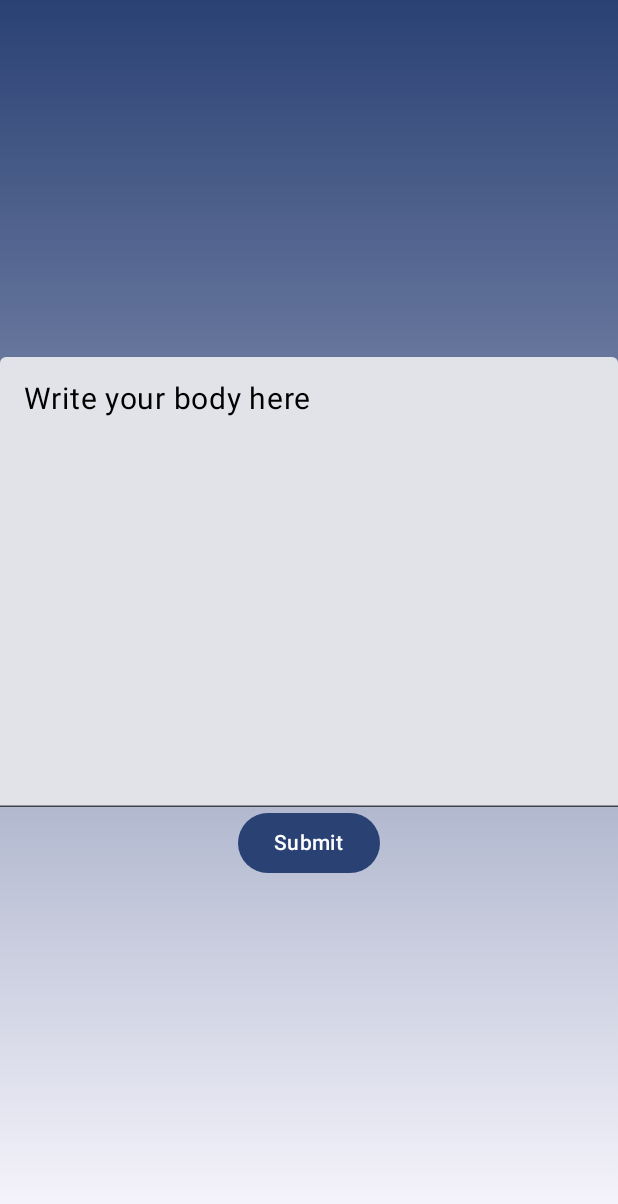
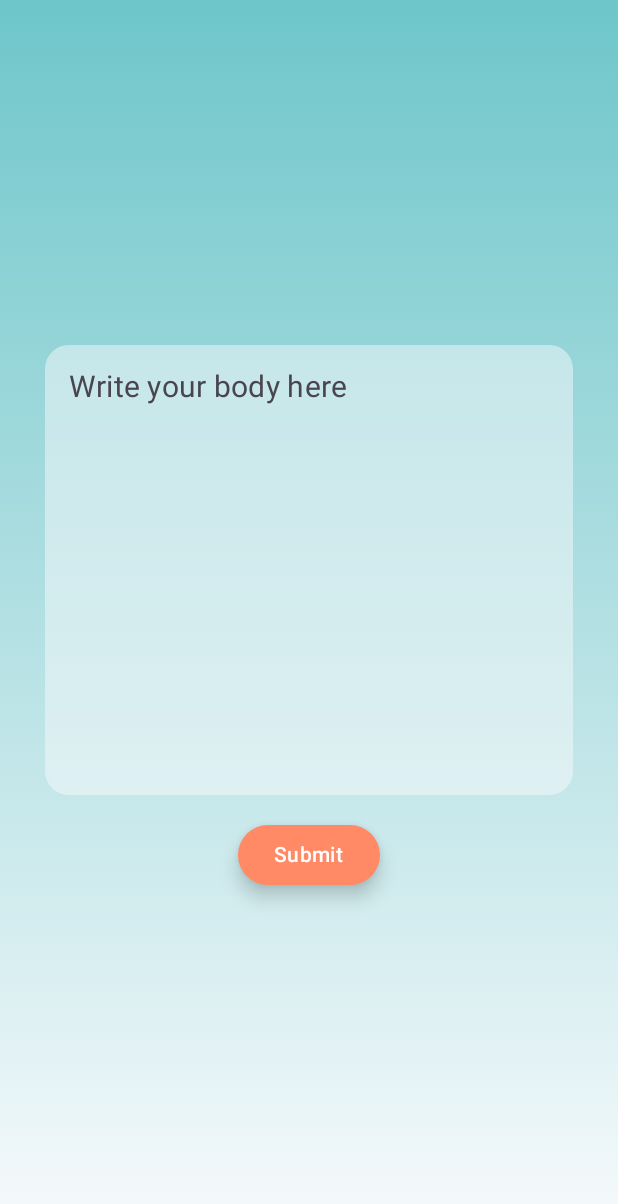
Before and after one commit to DroidSU/MindMate, an Android app built with Jetpack Compose: the screen it shows after launch once a user with an empty profile is signed in (NewJournalActivity), after a tap on "Add new journal entry", on a phone screen of 412 x 824 dp. Shown: the top 1204 px of the screen. Run offline under Robolectric (Android 15) with nearby library versions, the phone set to English and light mode, and no system bars; our stand-ins replace Firebase (no records; nobody signed in at launch, a user with empty details on screens opened directly).

Commit message:
Journal entry mood analysis using Firebase AI Logic added
Signed-off-by: Sujoy Datta <sujoydatta26@gmail.com>

````diff
--- a/app/build.gradle.kts
+++ b/app/build.gradle.kts
@@ -53,6 +53,7 @@ dependencies {
     implementation(libs.androidx.compose.material3)
     implementation(platform(libs.firebase.bom))
     implementation(libs.firebase.auth.ktx)
+    implementation(libs.firebase.ai)
     implementation(libs.androidx.lifecycle.viewmodel.compose)
     implementation(libs.androidx.material.icons.extended)
     testImplementation(libs.junit)
--- /dev/null
+++ b/app/src/main/java/com/sujoy/mindmate/models/AnalyzedMoodObject.kt
@@ -0,0 +1,3 @@
+package com.sujoy.mindmate.models
+
+data class AnalyzedMoodObject(val mood: String, val message: String)
--- a/app/src/main/java/com/sujoy/mindmate/models/Moods.kt
+++ b/app/src/main/java/com/sujoy/mindmate/models/Moods.kt
@@ -1,5 +1,5 @@
 package com.sujoy.mindmate.models
 
 enum class Moods {
-    HAPPY, SAD, ANGRY, NEUTRAL
+    HAPPY, SAD, ANGRY, STRESSED, ANXIOUS, RELAXED, MOTIVATED, NEUTRAL
 }
--- /dev/null
+++ b/app/src/main/java/com/sujoy/mindmate/repositories/MindMateAppRepoImpl.kt
@@ -0,0 +1,56 @@
+package com.sujoy.mindmate.repositories
+
+import android.util.Log
+import com.google.firebase.FirebaseApp
+import com.google.firebase.ai.FirebaseAI
+import com.sujoy.mindmate.models.AnalyzedMoodObject
+import com.sujoy.mindmate.models.Moods
+import com.sujoy.mindmate.utils.ConstantsManager
+import org.json.JSONObject
+
+class MindMateAppRepoImpl : MindMateAppRepository {
+    private val model = FirebaseAI.getInstance(FirebaseApp.getInstance()).generativeModel(
+        ConstantsManager.GEN_MODEL_VERSION
+    )
+
+    override suspend fun analyzeMood(entryText: String): Result<AnalyzedMoodObject> {
+        // 1. Get all enum names as a list of strings and join them separated by a comma
+        val moodOptions = Moods.entries.joinToString(", ") { it.name }
+
+
+        val prompt = """
+            You are a mood analysis assistant for a journaling app called MindMate.
+            Read the user's journal entry and respond with:
+            - The detected mood (choose one: ${moodOptions})
+            - A one-line supportive message based on that mood.
+            Respond strictly in JSON format like this:
+            {
+              "mood": "<mood>",
+              "message": "<message>"
+            }
+
+            Journal Entry: "$entryText"
+        """.trimIndent()
+
+        return try {
+            val response = model.generateContent(prompt)
+            if (response.text.isNullOrEmpty()) {
+                return Result.failure(Exception("No response text"))
+            } else {
+                val cleanedJson =
+                    response.text!!.removePrefix("```json").removePrefix("{").removeSuffix("}")
+                        .trim()
+
+                val jsonObject = JSONObject(cleanedJson)
+                val mood = jsonObject.getString("mood")
+                val message = jsonObject.getString("message")
+
+                Result.success(AnalyzedMoodObject(mood, message))
+            }
+        } catch (e: Exception) {
+            // This will catch potential network errors or JSON parsing errors.
+            Log.e(ConstantsManager.Error_Tag, "analyzeMood: ${e.message}")
+            Result.failure(e)
+        }
+    }
+}
--- /dev/null
+++ b/app/src/main/java/com/sujoy/mindmate/repositories/MindMateAppRepository.kt
@@ -0,0 +1,7 @@
+package com.sujoy.mindmate.repositories
+
+import com.sujoy.mindmate.models.AnalyzedMoodObject
+
+interface MindMateAppRepository {
+    suspend fun analyzeMood(entryText: String): Result<AnalyzedMoodObject>
+}
--- a/app/src/main/java/com/sujoy/mindmate/utils/ConstantsManager.kt
+++ b/app/src/main/java/com/sujoy/mindmate/utils/ConstantsManager.kt
@@ -4,5 +4,9 @@ class ConstantsManager {
     companion object {
         const val Error_Tag = "MindMate_Error"
         const val Success_Tag = "MindMate_Success"
+        const val GEN_MODEL_VERSION = "gemini-2.5-flash"
+
+        const val HAPPY = "Happy"
+        const val SAD = "Sad"
     }
 }
--- a/app/src/main/java/com/sujoy/mindmate/views/NewJournalActivity.kt
+++ b/app/src/main/java/com/sujoy/mindmate/views/NewJournalActivity.kt
@@ -8,18 +8,29 @@ import androidx.compose.foundation.background
 import androidx.compose.foundation.layout.Arrangement
 import androidx.compose.foundation.layout.Box
 import androidx.compose.foundation.layout.Column
+import androidx.compose.foundation.layout.Spacer
 import androidx.compose.foundation.layout.fillMaxSize
 import androidx.compose.foundation.layout.fillMaxWidth
 import androidx.compose.foundation.layout.height
 import androidx.compose.foundation.layout.padding
+import androidx.compose.foundation.shape.RoundedCornerShape
 import androidx.compose.material3.Button
+import androidx.compose.material3.ButtonDefaults
+import androidx.compose.material3.CircularProgressIndicator
 import androidx.compose.material3.MaterialTheme
 import androidx.compose.material3.Scaffold
+import androidx.compose.material3.SnackbarHost
+import androidx.compose.material3.SnackbarHostState
 import androidx.compose.material3.Text
 import androidx.compose.material3.TextField
+import androidx.compose.material3.TextFieldDefaults
 import androidx.compose.runtime.Composable
+import androidx.compose.runtime.LaunchedEffect
 import androidx.compose.runtime.collectAsState
 import androidx.compose.runtime.getValue
+import androidx.compose.runtime.mutableStateOf
+import androidx.compose.runtime.remember
+import androidx.compose.runtime.rememberCoroutineScope
 import androidx.compose.ui.Alignment
 import androidx.compose.ui.Modifier
 import androidx.compose.ui.graphics.Brush
@@ -29,8 +40,9 @@ import androidx.compose.ui.tooling.preview.Preview
 import androidx.compose.ui.unit.dp
 import androidx.compose.ui.unit.sp
 import androidx.lifecycle.viewmodel.compose.viewModel
-import com.sujoy.mindmate.views.ui.theme.MindMateTheme
+import com.sujoy.mindmate.ui.theme.MindMateTheme
 import com.sujoy.mindmate.vm.NewJournalViewModel
+import kotlinx.coroutines.launch
 
 class NewJournalActivity : ComponentActivity() {
     override fun onCreate(savedInstanceState: Bundle?) {
@@ -46,8 +58,36 @@ class NewJournalActivity : ComponentActivity() {
 
 
 @Composable
-private fun JournalScreen(viewModel: NewJournalViewModel = viewModel()) {
-    val journalBody by viewModel.journalBody.collectAsState()
+private fun JournalScreen(viewModel: NewJournalViewModel? = viewModel()) {
+    val journalBody by viewModel?.journalBody?.collectAsState()
+        ?: remember { mutableStateOf("Preview text") }
+    val isAnalyzing by viewModel?.isAnalyzing?.collectAsState()
+        ?: remember { mutableStateOf(false) }
+
+//    val context = LocalContext.current
+
+    val analysisResult by viewModel?.analysisResult?.collectAsState() ?: remember {
+        mutableStateOf(
+            null
+        )
+    }
+    val snackbarHostState = remember { SnackbarHostState() }
+    val scope = rememberCoroutineScope()
+
+    // Use LaunchedEffect to show the Snackbar when the result changes
+    LaunchedEffect(analysisResult) {
+        analysisResult?.let { result ->
+            val snackbarMessage = result.fold(
+                onSuccess = { "Mood: ${it.mood}. ${it.message}" },
+                onFailure = { "Error: ${it.localizedMessage}" }
+            )
+
+            scope.launch {
+                snackbarHostState.showSnackbar(snackbarMessage)
+            }
+            viewModel?.onSnackbarShown()
+        }
+    }
 
     Box(
         modifier = Modifier
@@ -63,35 +103,58 @@ private fun JournalScreen(viewModel: NewJournalViewModel = viewModel()) {
     ) {
         Scaffold(
             containerColor = Color.Transparent,
-            modifier = Modifier.fillMaxSize()
+            snackbarHost = { SnackbarHost(hostState = snackbarHostState) },
         ) { innerPadding ->
-
             Column(
                 modifier = Modifier
                     .padding(innerPadding)
+                    .padding(horizontal = 30.dp, vertical = 16.dp)
                     .fillMaxSize(),
                 verticalArrangement = Arrangement.Center,
-                horizontalAlignment = Alignment.CenterHorizontally
+                horizontalAlignment = Alignment.CenterHorizontally,
             ) {
                 TextField(
                     value = journalBody,
-                    onValueChange = { viewModel.updateJournalBody(it) },
-                    label = { Text("Write your body here", fontSize = 20.sp, color = Color.Black) },
+                    onValueChange = { viewModel?.updateJournalBody(it) },
+                    placeholder = {
+                        Text(
+                            "Write your body here",
+                            fontSize = 20.sp,
+                            style = MaterialTheme.typography.bodyMedium
+                        )
+                    },
                     modifier = Modifier
                         .fillMaxWidth()
-                        .height(300.dp)
+                        .height(300.dp),
+                    shape = RoundedCornerShape(16.dp),
+                    colors = TextFieldDefaults.colors(
+                        focusedContainerColor = MaterialTheme.colorScheme.surface.copy(alpha = 0.5f),
+                        unfocusedContainerColor = MaterialTheme.colorScheme.surface.copy(alpha = 0.5f),
+                        disabledContainerColor = MaterialTheme.colorScheme.surface.copy(alpha = 0.5f),
+                        focusedIndicatorColor = Color.Transparent,
+                        unfocusedIndicatorColor = Color.Transparent,
+                        disabledIndicatorColor = Color.Transparent
                     )
-
+                )
+                Spacer(modifier = Modifier.height(16.dp))
+                if (isAnalyzing) {
+                    CircularProgressIndicator()
+                } else {
                     Button(
+                        enabled = true,
                         onClick = {
-
+                            viewModel?.onSubmitTap()
                         },
+                        elevation = ButtonDefaults.buttonElevation(8.dp),
+                        colors = ButtonDefaults.buttonColors(containerColor = MaterialTheme.colorScheme.primaryContainer)
                     ) {
                         Text(
                             "Submit",
                             style = MaterialTheme.typography.bodyMedium,
-                        fontWeight = FontWeight.Medium
+                            fontWeight = FontWeight.Medium,
+                            color = MaterialTheme.colorScheme.onPrimary
                         )
+                    }
                 }
             }
         }
@@ -102,8 +165,6 @@ private fun JournalScreen(viewModel: NewJournalViewModel = viewModel()) {
 @Composable
 private fun JournalScreenPreview() {
     MindMateTheme {
-        Scaffold(modifier = Modifier.fillMaxSize()) { innerPadding ->
-            JournalScreen()
+        JournalScreen(null)
     }
 }
-}
--- a/app/src/main/java/com/sujoy/mindmate/views/ui/theme/Color.kt
+++ /dev/null
@@ -1,11 +0,0 @@
-package com.sujoy.mindmate.views.ui.theme
-
-import androidx.compose.ui.graphics.Color
-
-val Purple80 = Color(0xFFD0BCFF)
-val PurpleGrey80 = Color(0xFFCCC2DC)
-val Pink80 = Color(0xFFEFB8C8)
-
-val Purple40 = Color(0xFF6650a4)
-val PurpleGrey40 = Color(0xFF625b71)
-val Pink40 = Color(0xFF7D5260)
--- a/app/src/main/java/com/sujoy/mindmate/views/ui/theme/Theme.kt
+++ /dev/null
@@ -1,58 +0,0 @@
-package com.sujoy.mindmate.views.ui.theme
-
-import android.app.Activity
-import android.os.Build
-import androidx.compose.foundation.isSystemInDarkTheme
-import androidx.compose.material3.MaterialTheme
-import androidx.compose.material3.darkColorScheme
-import androidx.compose.material3.dynamicDarkColorScheme
-import androidx.compose.material3.dynamicLightColorScheme
-import androidx.compose.material3.lightColorScheme
-import androidx.compose.runtime.Composable
-import androidx.compose.ui.platform.LocalContext
-
-private val DarkColorScheme = darkColorScheme(
-    primary = Purple80,
-    secondary = PurpleGrey80,
-    tertiary = Pink80
-)
-
-private val LightColorScheme = lightColorScheme(
-    primary = Purple40,
-    secondary = PurpleGrey40,
-    tertiary = Pink40
-
-    /* Other default colors to override
-    background = Color(0xFFFFFBFE),
-    surface = Color(0xFFFFFBFE),
-    onPrimary = Color.White,
-    onSecondary = Color.White,
-    onTertiary = Color.White,
-    onBackground = Color(0xFF1C1B1F),
-    onSurface = Color(0xFF1C1B1F),
-    */
-)
-
-@Composable
-fun MindMateTheme(
-    darkTheme: Boolean = isSystemInDarkTheme(),
-    // Dynamic color is available on Android 12+
-    dynamicColor: Boolean = true,
-    content: @Composable () -> Unit
-) {
-    val colorScheme = when {
-        dynamicColor && Build.VERSION.SDK_INT >= Build.VERSION_CODES.S -> {
-            val context = LocalContext.current
-            if (darkTheme) dynamicDarkColorScheme(context) else dynamicLightColorScheme(context)
-        }
-
-        darkTheme -> DarkColorScheme
-        else -> LightColorScheme
-    }
-
-    MaterialTheme(
-        colorScheme = colorScheme,
-        typography = Typography,
-        content = content
-    )
-}
--- a/app/src/main/java/com/sujoy/mindmate/views/ui/theme/Type.kt
+++ /dev/null
@@ -1,34 +0,0 @@
-package com.sujoy.mindmate.views.ui.theme
-
-import androidx.compose.material3.Typography
-import androidx.compose.ui.text.TextStyle
-import androidx.compose.ui.text.font.FontFamily
-import androidx.compose.ui.text.font.FontWeight
-import androidx.compose.ui.unit.sp
-
-// Set of Material typography styles to start with
-val Typography = Typography(
-    bodyLarge = TextStyle(
-        fontFamily = FontFamily.Default,
-        fontWeight = FontWeight.Normal,
-        fontSize = 16.sp,
-        lineHeight = 24.sp,
-        letterSpacing = 0.5.sp
-    )
-    /* Other default text styles to override
-    titleLarge = TextStyle(
-        fontFamily = FontFamily.Default,
-        fontWeight = FontWeight.Normal,
-        fontSize = 22.sp,
-        lineHeight = 28.sp,
-        letterSpacing = 0.sp
-    ),
-    labelSmall = TextStyle(
-        fontFamily = FontFamily.Default,
-        fontWeight = FontWeight.Medium,
-        fontSize = 11.sp,
-        lineHeight = 16.sp,
-        letterSpacing = 0.5.sp
-    )
-    */
-)
--- a/app/src/main/java/com/sujoy/mindmate/vm/NewJournalViewModel.kt
+++ b/app/src/main/java/com/sujoy/mindmate/vm/NewJournalViewModel.kt
@@ -1,16 +1,53 @@
 package com.sujoy.mindmate.vm
 
+import android.util.Log
 import androidx.lifecycle.ViewModel
+import androidx.lifecycle.viewModelScope
+import com.sujoy.mindmate.models.AnalyzedMoodObject
+import com.sujoy.mindmate.repositories.MindMateAppRepoImpl
+import com.sujoy.mindmate.repositories.MindMateAppRepository
+import com.sujoy.mindmate.utils.ConstantsManager
 import kotlinx.coroutines.flow.MutableStateFlow
 import kotlinx.coroutines.flow.StateFlow
 import kotlinx.coroutines.flow.asStateFlow
+import kotlinx.coroutines.launch
 
 class NewJournalViewModel : ViewModel() {
+    private val mindMateRepository: MindMateAppRepository = MindMateAppRepoImpl()
+
     private val _journalBody = MutableStateFlow("")
     val journalBody: StateFlow<String> = _journalBody.asStateFlow()
+
+    private val _isAnalyzing = MutableStateFlow(false)
+    val isAnalyzing: StateFlow<Boolean> = _isAnalyzing.asStateFlow()
+
+    private val _analysisResult = MutableStateFlow<Result<AnalyzedMoodObject>?>(null)
+    val analysisResult: StateFlow<Result<AnalyzedMoodObject>?> = _analysisResult.asStateFlow()
 
 
     fun updateJournalBody(newBody: String) {
         _journalBody.value = newBody
     }
+
+    fun onSubmitTap() {
+        viewModelScope.launch {
+            _isAnalyzing.value = true
+            val result = mindMateRepository.analyzeMood(_journalBody.value)
+
+            result.onSuccess {
+                _isAnalyzing.value = false
+                _analysisResult.value = result
+                Log.d(ConstantsManager.Success_Tag, "analyzeMood: $result")
+            }
+            result.onFailure {
+                _isAnalyzing.value = false
+                Log.e(ConstantsManager.Error_Tag, "analyzeMood: No response text")
+            }
+        }
+    }
+
+    fun onSnackbarShown() {
+        _journalBody.value = ""
+        _analysisResult.value = null
+    }
 }
````
Also changed, not shown: gradle/libs.versions.toml (+4 -3 lines). Lines whose indentation alone changed are shown as unchanged.
